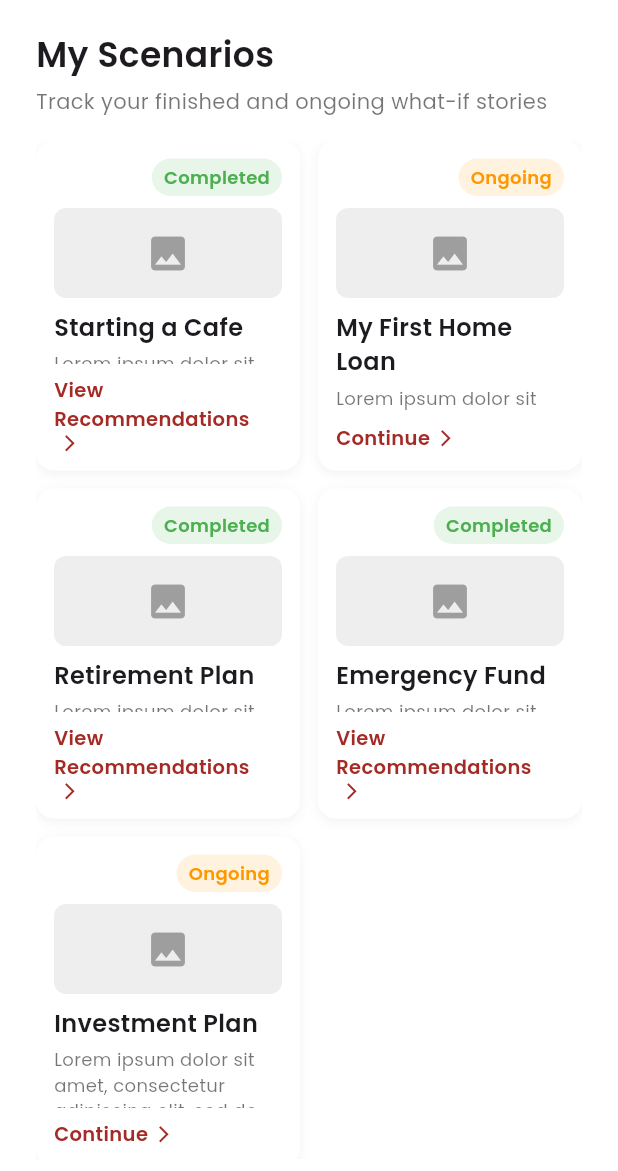
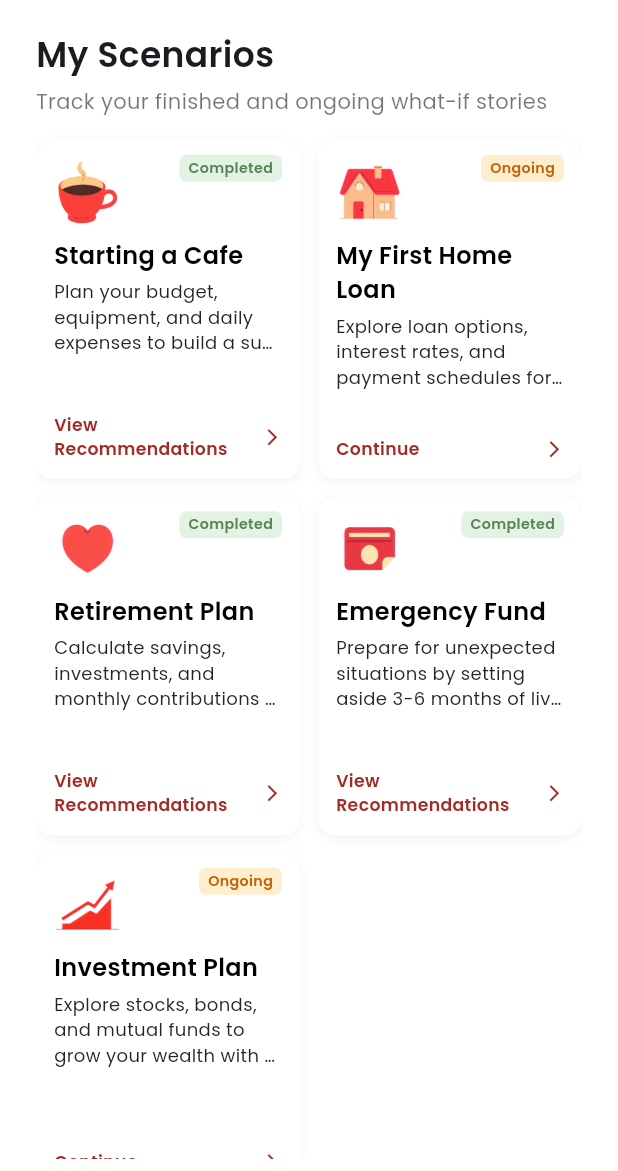
Before and after one commit to RamosQuim/BPI-Hackathon-2025-TagumpAI, a Flutter app: the HistoryPage screen opened by its route, on a phone screen of 412 x 824 dp, the part 65-1236 px from its top. Run offline on Flutter 3.47's test engine with Material 3 defaults, Android fonts, the phone set to English and light mode, and no system bars; our stand-ins replace cloud_firestore, firebase_auth, firebase_core, fl_chart, font_awesome_flutter, google_fonts and 2 more; accounts and stored records are empty; project files that could hold a hidden picture were left out.

Commit message:
updated interface of history screen

```diff
--- a/lib/main.dart
+++ b/lib/main.dart
@@ -133,7 +133,7 @@ class _AgapAIAppState extends State<AgapAIApp> {
         '/login': (context) => const LoginPage(),
         '/signup': (context) => const SignupPage(),
         '/main': (context) => InitialMainPage(),
-        '/chatbot': (context) => ChatApp(),
+        // '/chatbot': (context) => ChatApp(),
         '/history': (context) => HistoryPage(),
         '/profile': (context) => ProfilePage(),
         '/navbar': (context) => MainNavigation(),
--- a/lib/screens/history.dart
+++ b/lib/screens/history.dart
@@ -19,37 +19,42 @@ class HistoryPage extends StatelessWidget {
       {
         "title": "Starting a Cafe",
         "desc":
-            "Lorem ipsum dolor sit amet, consectetur adipiscing elit, sed do eiusmod tempor incididunt.",
+            "Plan your budget, equipment, and daily expenses to build a sustainable small business.",
         "status": "Completed",
-        "action": "View Recommendations",
+        "action": "View \nRecommendations",
+        "image": "assets/icons/cafe.png",
       },
       {
         "title": "My First Home Loan",
         "desc":
-            "Lorem ipsum dolor sit amet, consectetur adipiscing elit, sed do eiusmod tempor incididunt.",
+            "Explore loan options, interest rates, and payment schedules for buying your first home.",
         "status": "Ongoing",
         "action": "Continue",
+        "image": "assets/icons/home.png",
       },
       {
         "title": "Retirement Plan",
         "desc":
-            "Lorem ipsum dolor sit amet, consectetur adipiscing elit, sed do eiusmod tempor incididunt.",
+            "Calculate savings, investments, and monthly contributions to secure your future lifestyle.",
         "status": "Completed",
-        "action": "View Recommendations",
+        "action": "View \nRecommendations",
+        "image": "assets/icons/retirement.png",
       },
       {
         "title": "Emergency Fund",
         "desc":
-            "Lorem ipsum dolor sit amet, consectetur adipiscing elit, sed do eiusmod tempor incididunt.",
+            "Prepare for unexpected situations by setting aside 3-6 months of living expenses.",
         "status": "Completed",
-        "action": "View Recommendations",
+        "action": "View \nRecommendations",
+        "image": "assets/icons/emergency.png",
       },
       {
         "title": "Investment Plan",
         "desc":
-            "Lorem ipsum dolor sit amet, consectetur adipiscing elit, sed do eiusmod tempor incididunt.",
+            "Explore stocks, bonds, and mutual funds to grow your wealth with diversified strategies.",
         "status": "Ongoing",
         "action": "Continue",
+        "image": "assets/icons/investment.png",
       },
     ];
 
@@ -65,6 +70,7 @@ class HistoryPage extends StatelessWidget {
 
       body: Padding(
         padding: const EdgeInsets.symmetric(horizontal: 24, vertical: 8),
+        child: SingleChildScrollView(
           child: Column(
             crossAxisAlignment: CrossAxisAlignment.start,
             children: [
@@ -81,14 +87,18 @@ class HistoryPage extends StatelessWidget {
                 style: GoogleFonts.poppins(color: Colors.black54, fontSize: 14),
               ),
               const SizedBox(height: 16),
-            Expanded(
-              child: GridView.builder(
+
+              // Grid inside scroll view
+              GridView.builder(
                 itemCount: scenarios.length,
+                shrinkWrap: true, // 👈 makes grid take only needed height
+                physics:
+                    const NeverScrollableScrollPhysics(), // 👈 disable grid scroll
                 gridDelegate: const SliverGridDelegateWithFixedCrossAxisCount(
                   crossAxisCount: 2,
                   mainAxisSpacing: 12,
                   crossAxisSpacing: 12,
-                  childAspectRatio: 0.8,
+                  childAspectRatio: 0.78,
                 ),
                 itemBuilder: (context, index) {
                   final item = scenarios[index];
@@ -110,47 +120,53 @@ class HistoryPage extends StatelessWidget {
                     child: Column(
                       crossAxisAlignment: CrossAxisAlignment.start,
                       children: [
-                        // Status Badge
-                        Align(
-                          alignment: Alignment.topRight,
+                        Row(
+                          mainAxisAlignment: MainAxisAlignment.spaceBetween,
+                          children: [
+                            // icon
+                            Container(
+                              height: 45,
+                              width: 45,
+                              decoration: BoxDecoration(
+                                color: Colors.white,
+                                borderRadius: BorderRadius.circular(8),
+                              ),
+                              child: Image.asset(
+                                item["image"]!,
+                                fit: BoxFit.contain,
+                              ),
+                            ),
+
+                            // status
+                            Transform.translate(
+                              offset: Offset(0, -16),
                               child: Container(
                                 padding: const EdgeInsets.symmetric(
-                              horizontal: 8,
-                              vertical: 4,
+                                  horizontal: 6,
+                                  vertical: 2,
                                 ),
                                 decoration: BoxDecoration(
                                   color: isCompleted
-                                  ? Colors.green.shade50
-                                  : Colors.orange.shade50,
-                              borderRadius: BorderRadius.circular(20),
+                                      ? Color(0xFFE3F3E3)
+                                      : Color(0xFFFFEECD),
+                                  borderRadius: BorderRadius.circular(5),
                                 ),
                                 child: Text(
                                   item["status"]!,
                                   style: GoogleFonts.poppins(
                                     color: isCompleted
-                                    ? Colors.green
-                                    : Colors.orange,
+                                        ? Color(0xFF588158)
+                                        : Color(0xFFC16306),
                                     fontWeight: FontWeight.w600,
-                                fontSize: 12,
+                                    fontSize: 9.5,
                                   ),
                                 ),
                               ),
                             ),
-                        const SizedBox(height: 8),
-                        // Placeholder image
-                        Container(
-                          height: 60,
-                          width: double.infinity,
-                          decoration: BoxDecoration(
-                            color: Colors.grey.shade200,
-                            borderRadius: BorderRadius.circular(8),
+                          ],
                         ),
-                          child: const Icon(
-                            Icons.image,
-                            color: Colors.grey,
-                            size: 30,
-                          ),
-                        ),
+
+                        // Status Badge
                         const SizedBox(height: 8),
                         // Title
                         Text(
@@ -158,6 +174,7 @@ class HistoryPage extends StatelessWidget {
                           style: GoogleFonts.poppins(
                             fontWeight: FontWeight.w600,
                             fontSize: 16,
+                            color: const Color(0xFF000000),
                           ),
                         ),
                         const SizedBox(height: 4),
@@ -167,7 +184,7 @@ class HistoryPage extends StatelessWidget {
                             item["desc"]!,
                             style: GoogleFonts.poppins(
                               fontSize: 12,
-                              color: Colors.black54,
+                              color: Color(0xFF252525),
                             ),
                             overflow: TextOverflow.ellipsis,
                             maxLines: 3,
@@ -179,15 +196,16 @@ class HistoryPage extends StatelessWidget {
                             context,
                             "${item["action"]} - Not yet working",
                           ),
-                          child: Wrap(
-                            crossAxisAlignment: WrapCrossAlignment.center,
+                          child: Row(
+                            mainAxisAlignment: MainAxisAlignment.spaceBetween,
+                            // crossAxisAlignment: WrapCrossAlignment.center,
                             children: [
                               Text(
                                 item["action"]!,
                                 style: GoogleFonts.poppins(
                                   color: const Color(0xFFA42A25),
                                   fontWeight: FontWeight.w600,
-                                  fontSize: 13,
+                                  fontSize: 11.5,
                                 ),
                               ),
                               const SizedBox(width: 4),
@@ -204,8 +222,9 @@ class HistoryPage extends StatelessWidget {
                   );
                 },
               ),
+              const SizedBox(height: 30),
+            ],
           ),
-          ],
         ),
       ),
     );
--- a/lib/widgets/navigation_bar.dart
+++ b/lib/widgets/navigation_bar.dart
@@ -53,9 +53,11 @@ class _MainNavigationState extends State<MainNavigation> {
     final double itemWidth = screenWidth / itemCount;
     const double indicatorWidth = 60; // Width of the indicator line
     // Calculate the left offset for the indicator to be centered on the active item.
-    final double indicatorPosition = (_selectedIndex * itemWidth) + (itemWidth / 2) - (indicatorWidth / 2);
+    final double indicatorPosition =
+        (_selectedIndex * itemWidth) + (itemWidth / 2) - (indicatorWidth / 2);
 
     return Scaffold(
+      backgroundColor: Colors.white,
       // PageView is a scrollable list that works page by page.
       // It's what allows the user to swipe between screens.
       body: PageView(
@@ -87,7 +89,10 @@ class _MainNavigationState extends State<MainNavigation> {
                 label: 'History',
               ),
               NavigationDestination(
-                selectedIcon: Icon(Icons.science_rounded, color: Color(0xFFA42A25)),
+                selectedIcon: Icon(
+                  Icons.science_rounded,
+                  color: Color(0xFFA42A25),
+                ),
                 icon: Icon(Icons.science_outlined),
                 label: 'Sandbox',
               ),
```
Also changed, not shown: assets/icons/cafe.png (added), assets/icons/emergency.png (added), assets/icons/home.png (added), assets/icons/investment.png (added), assets/icons/retirement.png (added). Lines whose indentation alone changed are shown as unchanged.
